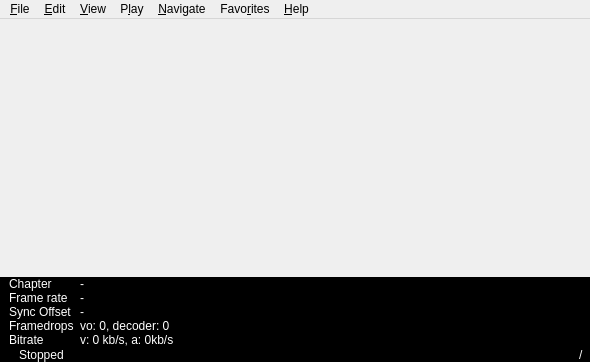
mpc-qt/mpc-qt, file mainwindow.ui: the form before one commit.
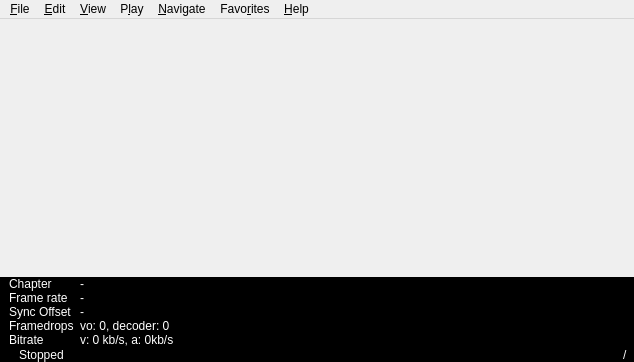
The form after the commit. Icons and pictures are not drawn.

Patch:
```diff
--- a/mainwindow.ui
+++ b/mainwindow.ui
@@ -6,7 +6,7 @@
    <rect>
     <x>0</x>
     <y>0</y>
-    <width>590</width>
+    <width>634</width>
     <height>362</height>
    </rect>
   </property>
@@ -580,7 +580,7 @@
     <rect>
      <x>0</x>
      <y>0</y>
-     <width>590</width>
+     <width>634</width>
      <height>23</height>
     </rect>
    </property>
```
Left out of the diff: 9 changed lines with no effect on the pictures.
